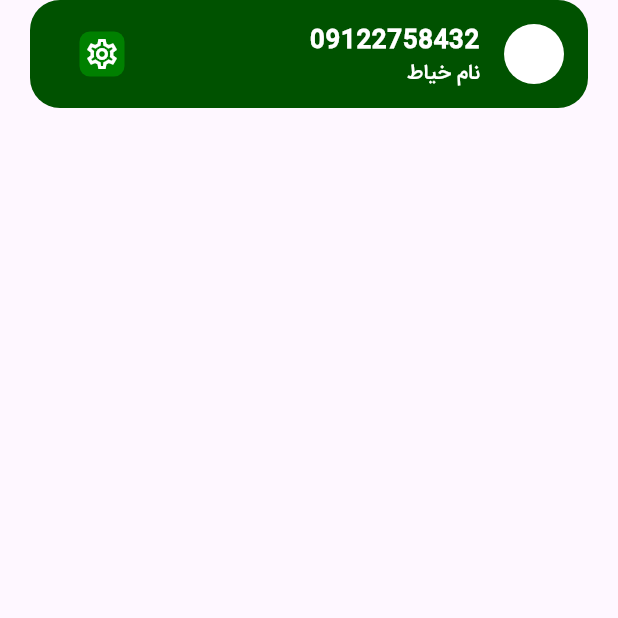
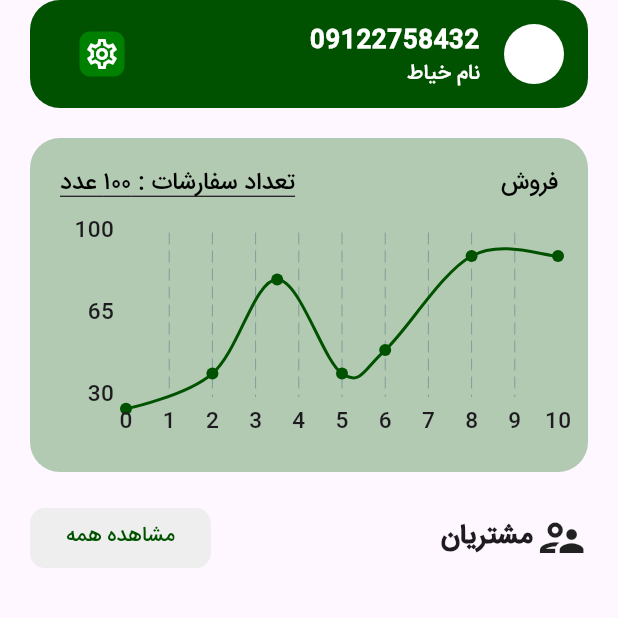
Before and after one commit to AliMotamedi7/shoonz-tailor, a Flutter app: the Home screen opened by its route, on a phone screen of 412 x 824 dp, the top half of it. Run offline on Flutter 3.47's test engine with Material 3 defaults, Android fonts, the phone set to English and light mode, and no system bars; drawn by our look-alikes of fl_chart; our stand-ins replace pinput.

Commit message:
home page added

```diff
--- a/lib/pages/home.dart
+++ b/lib/pages/home.dart
@@ -1,6 +1,7 @@
 import 'dart:io';
 
 import 'package:flutter/material.dart';
+import 'package:shoonz_tailor/widgets/homeWidgets/customerChart.dart';
 import 'package:shoonz_tailor/widgets/homeWidgets/topProfile.dart';
 
 class Home extends StatefulWidget {
@@ -18,7 +19,55 @@ class _HomeState extends State<Home> {
         top: Platform.isAndroid ? false : true,
         child: Column(
           children: [
-            TopProfile(phoneNumber: "09122758432", tailorName: "نام خیاط")
+            const TopProfile(
+                phoneNumber: "09122758432", tailorName: "نام خیاط"),
+            const SizedBox(
+              height: 20,
+            ),
+            const CustomerChart(),
+            const SizedBox(
+              height: 20,
+            ),
+            Padding(
+              padding: const EdgeInsets.symmetric(horizontal: 20.0),
+              child: Row(
+                mainAxisAlignment: MainAxisAlignment.spaceBetween,
+                children: [
+                  ElevatedButton(
+                      style: ElevatedButton.styleFrom(
+                          elevation: 0,
+                          backgroundColor: Colors.grey[200],
+                          shape: RoundedRectangleBorder(
+                              borderRadius: BorderRadius.circular(10))),
+                      onPressed: () {},
+                      child: const Text(
+                        "مشاهده همه",
+                        textDirection: TextDirection.rtl,
+                        style: TextStyle(
+                          color: Color(0xff005200),
+                        ),
+                      )),
+                  const Row(
+                    children: [
+                      Text(
+                        "مشتریان",
+                        textAlign: TextAlign.end,
+                        textDirection: TextDirection.rtl,
+                        style: TextStyle(
+                            fontSize: 18, fontWeight: FontWeight.bold),
+                      ),
+                      SizedBox(
+                        width: 2,
+                      ),
+                      Icon(
+                        Icons.supervisor_account_outlined,
+                        size: 35,
+                      ),
+                    ],
+                  ),
+                ],
+              ),
+            )
           ],
         ),
       ),
--- /dev/null
+++ b/lib/widgets/homeWidgets/customerChart.dart
@@ -0,0 +1,98 @@
+import 'package:fl_chart/fl_chart.dart';
+import 'package:flutter/cupertino.dart';
+import 'package:flutter/material.dart';
+
+class CustomerChart extends StatefulWidget {
+  const CustomerChart({super.key});
+
+  @override
+  State<CustomerChart> createState() => _CustomerChartState();
+}
+
+class _CustomerChartState extends State<CustomerChart> {
+  @override
+  Widget build(BuildContext context) {
+    return Container(
+      margin: const EdgeInsets.symmetric(horizontal: 20),
+      width: MediaQuery.sizeOf(context).width,
+      height: MediaQuery.sizeOf(context).height / 3.7,
+      padding: const EdgeInsets.all(20),
+      decoration: BoxDecoration(
+          color: const Color(0xffb2cab2),
+          borderRadius: BorderRadius.circular(20)),
+      child: Column(
+        children: [
+          const Row(
+            mainAxisAlignment: MainAxisAlignment.spaceBetween,
+            children: [
+              Text(
+                "تعداد سفارشات : ۱۰۰ عدد",
+                textAlign: TextAlign.end,
+                textDirection: TextDirection.rtl,
+                style: TextStyle(
+                    color: Colors.black,
+                    fontSize: 16,
+                    decoration: TextDecoration.underline),
+              ),
+              Text(
+                "فروش",
+                textAlign: TextAlign.end,
+                textDirection: TextDirection.rtl,
+                style: TextStyle(
+                  color: Colors.black,
+                  fontSize: 16,
+                ),
+              ),
+            ],
+          ),
+          const SizedBox(
+            height: 20,
+          ),
+          Expanded(
+            child: Container(
+              width: MediaQuery.sizeOf(context).width,
+              child: LineChart(
+                LineChartData(
+                  baselineY: 100,
+                  maxX: 10,
+                  minX: 0,
+                  minY: 30,
+                  maxY: 100,
+                  borderData: FlBorderData(
+                      border: const Border.fromBorderSide(BorderSide.none)),
+                  gridData: const FlGridData(
+                      drawHorizontalLine: false, drawVerticalLine: true),
+                  titlesData: const FlTitlesData(
+                    topTitles: AxisTitles(
+                      sideTitles: SideTitles(
+                        showTitles: false,
+                      ),
+                    ),
+                    rightTitles: AxisTitles(
+                      sideTitles: SideTitles(showTitles: false),
+                    ),
+                  ),
+                  lineBarsData: [
+                    LineChartBarData(
+                        isCurved: true,
+                        barWidth: 2,
+                        color: const Color(0xff005200),
+                        spots: [
+                          const FlSpot(0, 25),
+                          const FlSpot(2, 40),
+                          const FlSpot(3.5, 80),
+                          const FlSpot(5, 40),
+                          const FlSpot(6, 50),
+                          const FlSpot(8, 90),
+                          const FlSpot(10, 90),
+                        ]),
+                  ],
+                ),
+              ),
+            ),
+          ),
+        ],
+      ),
+    );
+  }
+}
```
